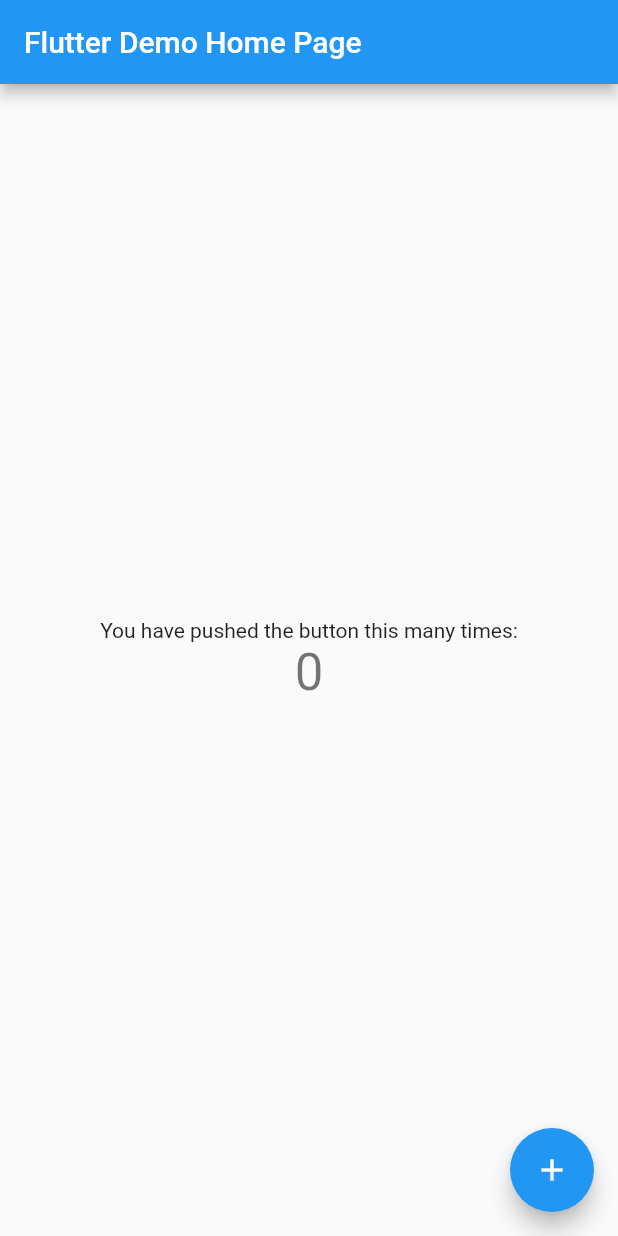
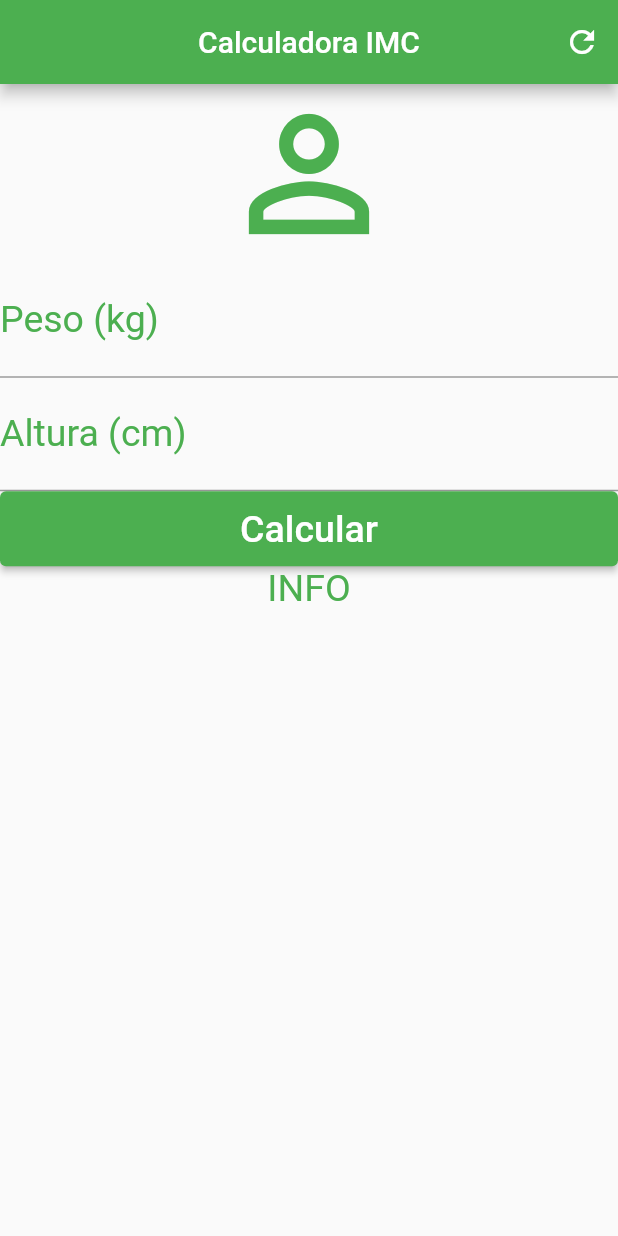
Before and after one commit to William-Santos-Dantas/calc_imc, a Flutter app: the screen it shows after launch, on a phone screen of 412 x 824 dp. Run offline on Flutter 3.47's test engine with Material 2 defaults, Android fonts, the phone set to English and light mode, and no system bars.

Commit message:
init home page

```diff
--- /dev/null
+++ b/lib/home.dart
@@ -0,0 +1,80 @@
+import 'package:flutter/material.dart';
+
+class Home extends StatelessWidget {
+  const Home({Key? key}) : super(key: key);
+
+  @override
+  Widget build(BuildContext context) {
+    return Scaffold(
+      appBar: AppBar(
+        title: const Text('Calculadora IMC'),
+        centerTitle: true,
+        backgroundColor: Colors.green,
+        actions: [
+          IconButton(
+            icon: const Icon(Icons.refresh),
+            onPressed: () {},
+          ),
+        ],
+      ),
+      body: Column(
+        crossAxisAlignment: CrossAxisAlignment.stretch,
+        children: [
+          const Icon(
+            Icons.person_outline,
+            size: 120,
+            color: Colors.green,
+          ),
+          const TextField(
+            keyboardType: TextInputType.number,
+            decoration: InputDecoration(
+              labelText: "Peso (kg)",
+              labelStyle: TextStyle(color: Colors.green),
+            ),
+            textAlign: TextAlign.center,
+            style: TextStyle(
+              color: Colors.green,
+              fontSize: 25,
+            ),
+          ),
+          const TextField(
+            keyboardType: TextInputType.number,
+            decoration: InputDecoration(
+              labelText: "Altura (cm)",
+              labelStyle: TextStyle(color: Colors.green),
+            ),
+            textAlign: TextAlign.center,
+            style: TextStyle(
+              color: Colors.green,
+              fontSize: 25,
+            ),
+          ),
+          SizedBox(
+            height: 50,
+            child: ElevatedButton(
+              onPressed: () {},
+              child: const Text(
+                'Calcular',
+                style: TextStyle(
+                  color: Colors.white,
+                  fontSize: 25,
+                ),
+              ),
+              style: ElevatedButton.styleFrom(
+                primary: Colors.green,
+              ),
+            ),
+          ),
+          const Text(
+            'INFO',
+            textAlign: TextAlign.center,
+            style: TextStyle(
+              color: Colors.green,
+              fontSize: 25,
+            ),
+          ),
+        ],
+      ),
+    );
+  }
+}
--- a/lib/main.dart
+++ b/lib/main.dart
@@ -1,115 +1,11 @@
 import 'package:flutter/material.dart';
 
+import 'home.dart';
+
 void main() {
-  runApp(const MyApp());
+  runApp(
+    const MaterialApp(
+      home: Home(),
+    ),
+  );
 }
-
-class MyApp extends StatelessWidget {
-  const MyApp({Key? key}) : super(key: key);
-
-  // This widget is the root of your application.
-  @override
-  Widget build(BuildContext context) {
-    return MaterialApp(
-      title: 'Flutter Demo',
-      theme: ThemeData(
-        // This is the theme of your application.
-        //
-        // Try running your application with "flutter run". You'll see the
-        // application has a blue toolbar. Then, without quitting the app, try
-        // changing the primarySwatch below to Colors.green and then invoke
-        // "hot reload" (press "r" in the console where you ran "flutter run",
-        // or simply save your changes to "hot reload" in a Flutter IDE).
-        // Notice that the counter didn't reset back to zero; the application
-        // is not restarted.
-        primarySwatch: Colors.blue,
-      ),
-      home: const MyHomePage(title: 'Flutter Demo Home Page'),
-    );
-  }
-}
-
-class MyHomePage extends StatefulWidget {
-  const MyHomePage({Key? key, required this.title}) : super(key: key);
-
-  // This widget is the home page of your application. It is stateful, meaning
-  // that it has a State object (defined below) that contains fields that affect
-  // how it looks.
-
-  // This class is the configuration for the state. It holds the values (in this
-  // case the title) provided by the parent (in this case the App widget) and
-  // used by the build method of the State. Fields in a Widget subclass are
-  // always marked "final".
-
-  final String title;
-
-  @override
-  State<MyHomePage> createState() => _MyHomePageState();
-}
-
-class _MyHomePageState extends State<MyHomePage> {
-  int _counter = 0;
-
-  void _incrementCounter() {
-    setState(() {
-      // This call to setState tells the Flutter framework that something has
-      // changed in this State, which causes it to rerun the build method below
-      // so that the display can reflect the updated values. If we changed
-      // _counter without calling setState(), then the build method would not be
-      // called again, and so nothing would appear to happen.
-      _counter++;
-    });
-  }
-
-  @override
-  Widget build(BuildContext context) {
-    // This method is rerun every time setState is called, for instance as done
-    // by the _incrementCounter method above.
-    //
-    // The Flutter framework has been optimized to make rerunning build methods
-    // fast, so that you can just rebuild anything that needs updating rather
-    // than having to individually change instances of widgets.
-    return Scaffold(
-      appBar: AppBar(
-        // Here we take the value from the MyHomePage object that was created by
-        // the App.build method, and use it to set our appbar title.
-        title: Text(widget.title),
-      ),
-      body: Center(
-        // Center is a layout widget. It takes a single child and positions it
-        // in the middle of the parent.
-        child: Column(
-          // Column is also a layout widget. It takes a list of children and
-          // arranges them vertically. By default, it sizes itself to fit its
-          // children horizontally, and tries to be as tall as its parent.
-          //
-          // Invoke "debug painting" (press "p" in the console, choose the
-          // "Toggle Debug Paint" action from the Flutter Inspector in Android
-          // Studio, or the "Toggle Debug Paint" command in Visual Studio Code)
-          // to see the wireframe for each widget.
-          //
-          // Column has various properties to control how it sizes itself and
-          // how it positions its children. Here we use mainAxisAlignment to
-          // center the children vertically; the main axis here is the vertical
-          // axis because Columns are vertical (the cross axis would be
-          // horizontal).
-          mainAxisAlignment: MainAxisAlignment.center,
-          children: <Widget>[
-            const Text(
-              'You have pushed the button this many times:',
-            ),
-            Text(
-              '$_counter',
-              style: Theme.of(context).textTheme.headline4,
-            ),
-          ],
-        ),
-      ),
-      floatingActionButton: FloatingActionButton(
-        onPressed: _incrementCounter,
-        tooltip: 'Increment',
-        child: const Icon(Icons.add),
-      ), // This trailing comma makes auto-formatting nicer for build methods.
-    );
-  }
-}
```
Also changed, not shown: 1 other file.
